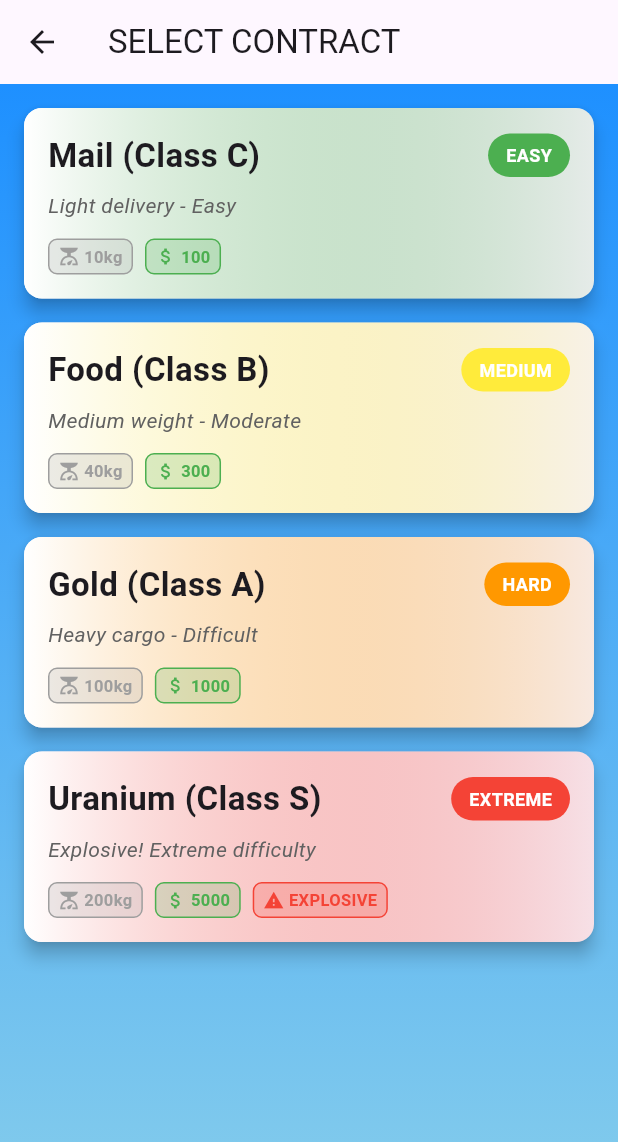
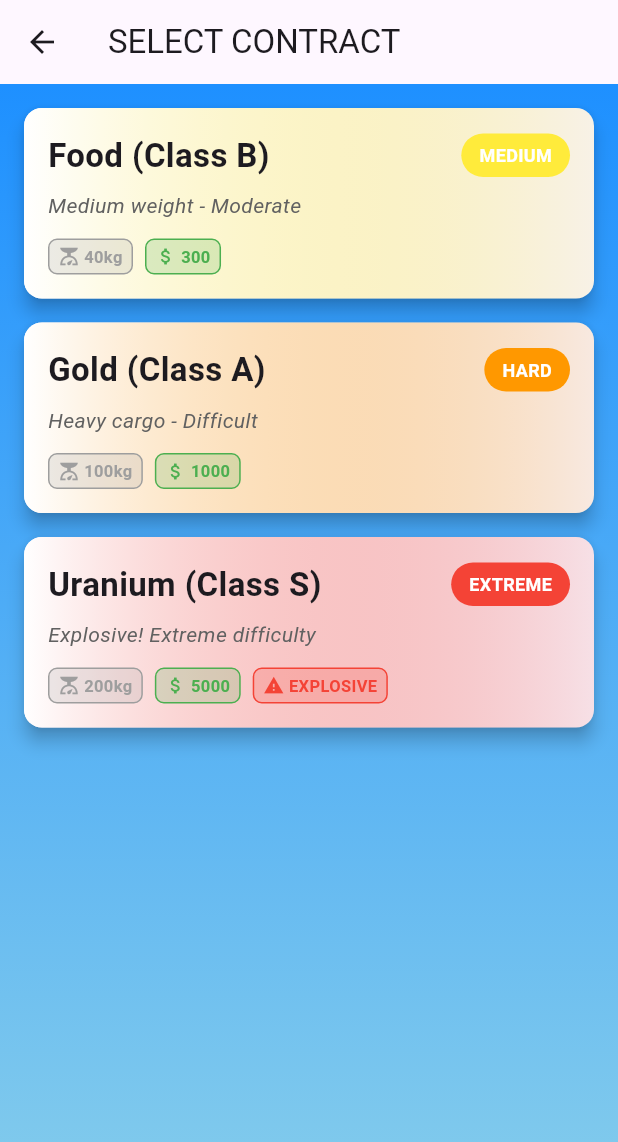
Before and after one commit to tibicrypto/game-fly-2, a Flutter app: the CargoSelectionScreen screen opened directly, on a phone screen of 412 x 824 dp. Shown: the top 1142 px of the screen. Run offline on Flutter 3.47's test engine with Material 3 defaults, Android fonts, the phone set to English and light mode, and no system bars; our stand-ins replace google_fonts, package_info_plus, shared_preferences, vibration; missing offline and left inert: fast_noise; accounts and stored records are empty.

Commit message:
remove easy mode

```diff
--- a/lib/config/game_config.dart
+++ b/lib/config/game_config.dart
@@ -66,13 +66,6 @@ class CargoClass {
   });
 
   static const List<CargoClass> all = [
-    CargoClass(
-      type: CargoType.mail,
-      name: 'Mail (Class C)',
-      weight: 10.0,
-      reward: 100,
-      description: 'Light delivery - Easy',
-    ),
     CargoClass(
       type: CargoType.food,
       name: 'Food (Class B)',
--- a/lib/localization/app_localizations.dart
+++ b/lib/localization/app_localizations.dart
@@ -187,6 +187,11 @@ class AppLocalizations {
       language == AppLanguage.vietnamese ? 'Tổng tiền' : 'Total Money';
   String get tryAgain =>
       language == AppLanguage.vietnamese ? 'THỬ LẠI' : 'TRY AGAIN';
+  String get continueFlying =>
+      language == AppLanguage.vietnamese ? 'TIẾP TỤC BAY' : 'CONTINUE FLYING';
+  String get continueHint => language == AppLanguage.vietnamese
+      ? '(Chỉ 1 lần mỗi chuyến bay)'
+      : '(One time per flight)';
 
   // Plane Selection Screen
   String get selectPlane =>
```
Also changed, not shown: lib/screens/game_over_screen.dart (+50 -0 lines), lib/state/game_state_manager.dart (+17 -2 lines).
